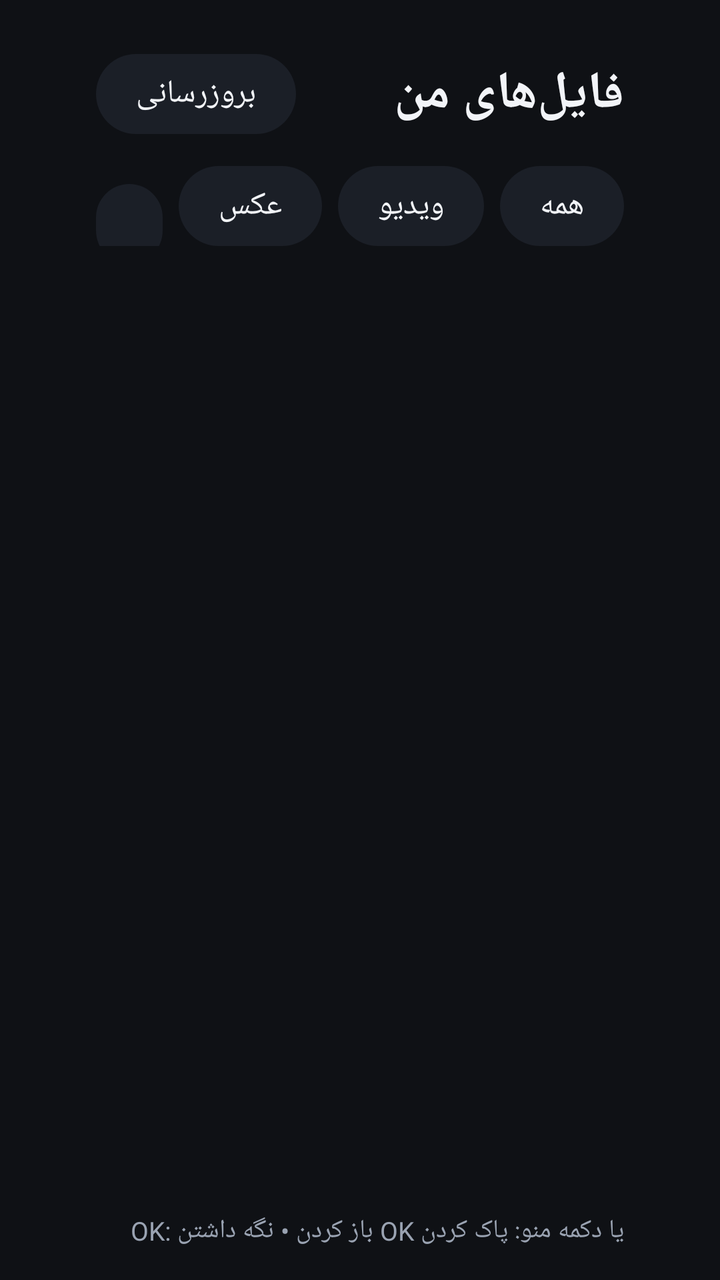
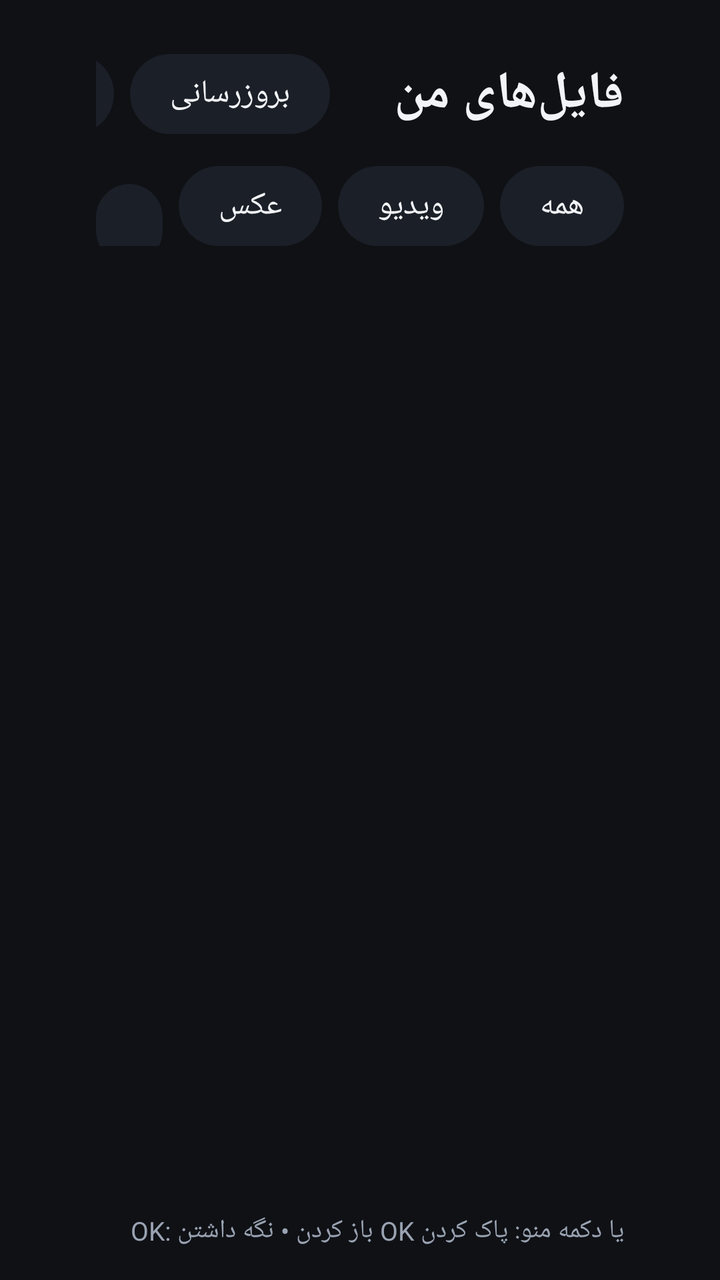

Two renders of the same Android screen: before a commit and after it. Below are the layout's source before the change and the commit's diff.
<!-- AndroidManifest.xml: application theme AppTheme -->
<!-- res/layout/activity_main.xml -->
<?xml version="1.0" encoding="utf-8"?>
<LinearLayout xmlns:android="http://schemas.android.com/apk/res/android"
    android:layout_width="match_parent"
    android:layout_height="match_parent"
    android:layoutDirection="rtl"
    android:orientation="vertical"
    android:paddingStart="48dp"
    android:paddingTop="27dp"
    android:paddingEnd="48dp"
    android:paddingBottom="16dp">

    <LinearLayout
        android:layout_width="match_parent"
        android:layout_height="wrap_content"
        android:gravity="center_vertical"
        android:orientation="horizontal">

        <TextView
            android:layout_width="wrap_content"
            android:layout_height="wrap_content"
            android:text="@string/title"
            android:textSize="26sp"
            android:textStyle="bold" />

        <TextView
            android:id="@+id/usage"
            android:layout_width="0dp"
            android:layout_height="wrap_content"
            android:layout_marginStart="24dp"
            android:layout_weight="1"
            android:textColor="@color/text_dim"
            android:textSize="15sp" />

        <TextView
            android:id="@+id/btnRefresh"
            style="@style/Tab"
            android:text="@string/refresh" />
    </LinearLayout>

    <LinearLayout
        android:id="@+id/tabs"
        android:layout_width="match_parent"
        android:layout_height="wrap_content"
        android:layout_marginTop="16dp"
        android:orientation="horizontal">

        <TextView android:id="@+id/tabAll" style="@style/Tab" android:layout_marginStart="0dp" android:text="@string/tab_all" />
        <TextView android:id="@+id/tabVideo" style="@style/Tab" android:text="@string/tab_video" />
        <TextView android:id="@+id/tabImage" style="@style/Tab" android:text="@string/tab_image" />
        <TextView android:id="@+id/tabAudio" style="@style/Tab" android:text="@string/tab_audio" />
        <TextView android:id="@+id/tabFile" style="@style/Tab" android:text="@string/tab_file" />
    </LinearLayout>

    <FrameLayout
        android:layout_width="match_parent"
        android:layout_height="0dp"
        android:layout_marginTop="16dp"
        android:layout_weight="1">

        <androidx.recyclerview.widget.RecyclerView
            android:id="@+id/grid"
            android:layout_width="match_parent"
            android:layout_height="match_parent"
            android:clipToPadding="false"
            android:padding="8dp" />

        <TextView
            android:id="@+id/status"
            android:layout_width="wrap_content"
            android:layout_height="wrap_content"
            android:layout_gravity="center"
            android:gravity="center"
            android:textColor="@color/text_dim"
            android:textSize="18sp" />
    </FrameLayout>

    <TextView
        android:layout_width="wrap_content"
        android:layout_height="wrap_content"
        android:text="@string/hint"
        android:textColor="@color/text_dim"
        android:textSize="13sp" />
</LinearLayout>
<!-- resources referenced by this layout -->
<resources>
  <color name="text_dim">#9AA3B2</color>
  <string name="hint">OK: باز کردن  •  نگه داشتن OK یا دکمه منو: پاک کردن</string>
  <string name="refresh">بروزرسانی</string>
  <string name="tab_all">همه</string>
  <string name="tab_audio">صوت</string>
  <string name="tab_file">سایر</string>
  <string name="tab_image">عکس</string>
  <string name="tab_video">ویدیو</string>
  <string name="title">فایل‌های من</string>
  <style name="Tab">
          <item name="android:layout_width">wrap_content</item>
          <item name="android:layout_height">40dp</item>
          <item name="android:layout_marginStart">8dp</item>
          <item name="android:paddingStart">20dp</item>
          <item name="android:paddingEnd">20dp</item>
          <item name="android:gravity">center</item>
          <item name="android:textSize">16sp</item>
          <item name="android:textColor">@color/text</item>
          <item name="android:background">@drawable/tab_bg</item>
          <item name="android:focusable">true</item>
          <item name="android:clickable">true</item>
      </style>
  <style name="AppTheme" parent="Theme.AppCompat.NoActionBar">
          <item name="android:windowBackground">@color/bg</item>
          <item name="android:textColor">@color/text</item>
          <item name="colorAccent">@color/accent</item>
          <item name="android:windowFullscreen">true</item>
      </style>
  <color name="text">#F2F4F8</color>
  <!-- drawable tab_bg (drawable) -->
  <selector xmlns:android="http://schemas.android.com/apk/res/android">
      <item android:state_focused="true">
          <shape><solid android:color="@color/accent" /><corners android:radius="20dp" /></shape>
      </item>
      <item android:state_selected="true">
          <shape><solid android:color="@color/card_focus" /><stroke android:width="2dp" android:color="@color/accent" /><corners android:radius="20dp" /></shape>
      </item>
      <item>
          <shape><solid android:color="@color/card" /><corners android:radius="20dp" /></shape>
      </item>
  </selector>
  <color name="bg">#0F1115</color>
  <color name="accent">#4C9AFF</color>
  <color name="card_focus">#2A3140</color>
  <color name="card">#1B1F27</color>
</resources>

<!-- the commit's change to res/layout/activity_main.xml (unified diff, before → after) -->
@@ -35,6 +35,11 @@
             android:id="@+id/btnRefresh"
             style="@style/Tab"
             android:text="@string/refresh" />
+
+        <TextView
+            android:id="@+id/btnLogout"
+            style="@style/Tab"
+            android:text="@string/logout" />
     </LinearLayout>
 
     <LinearLayout
<!-- resource entries referenced after the edit -->
@@ -2,6 +2,7 @@
 <resources>
   <color name="text_dim">#9AA3B2</color>
   <string name="hint">OK: باز کردن  •  نگه داشتن OK یا دکمه منو: پاک کردن</string>
+  <string name="logout">خروج</string>
   <string name="refresh">بروزرسانی</string>
   <string name="tab_all">همه</string>
   <string name="tab_audio">صوت</string>
